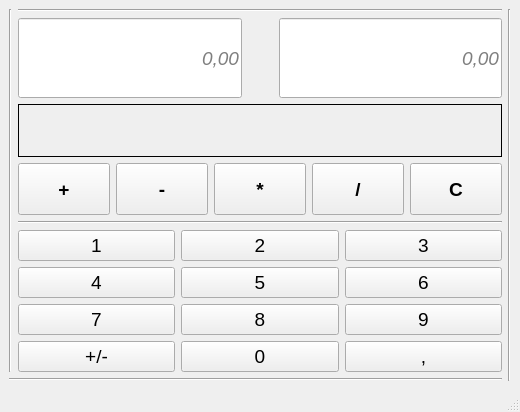
Above: calc.ui from Nikit1977/Calculator before the change. Below: the same form after it.
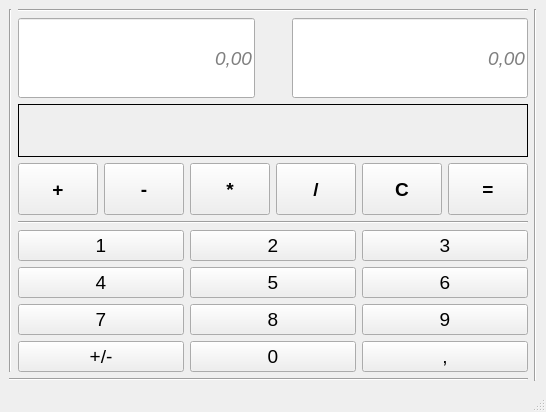
That is the form after the change. Custom widgets are drawn as their Qt base class.

Commit message: add "result" (=) button

Patch:
```diff
--- a/calc.ui
+++ b/calc.ui
@@ -394,7 +394,7 @@
         <item>
          <widget class="QPushButton" name="buttonClear">
           <property name="sizePolicy">
-           <sizepolicy hsizetype="Expanding" vsizetype="Preferred">
+           <sizepolicy hsizetype="Expanding" vsizetype="Expanding">
             <horstretch>0</horstretch>
             <verstretch>0</verstretch>
            </sizepolicy>
@@ -411,6 +411,26 @@
           </property>
          </widget>
         </item>
+        <item>
+         <widget class="QPushButton" name="pushButton_result">
+          <property name="sizePolicy">
+           <sizepolicy hsizetype="Expanding" vsizetype="Expanding">
+            <horstretch>0</horstretch>
+            <verstretch>0</verstretch>
+           </sizepolicy>
+          </property>
+          <property name="font">
+           <font>
+            <pointsize>14</pointsize>
+            <weight>75</weight>
+            <bold>true</bold>
+           </font>
+          </property>
+          <property name="text">
+           <string>=</string>
+          </property>
+         </widget>
+        </item>
        </layout>
       </item>
       <item>
```
Left out of the diff: 33 changed lines with no effect on the pictures. The commit also changes 2 other files.
